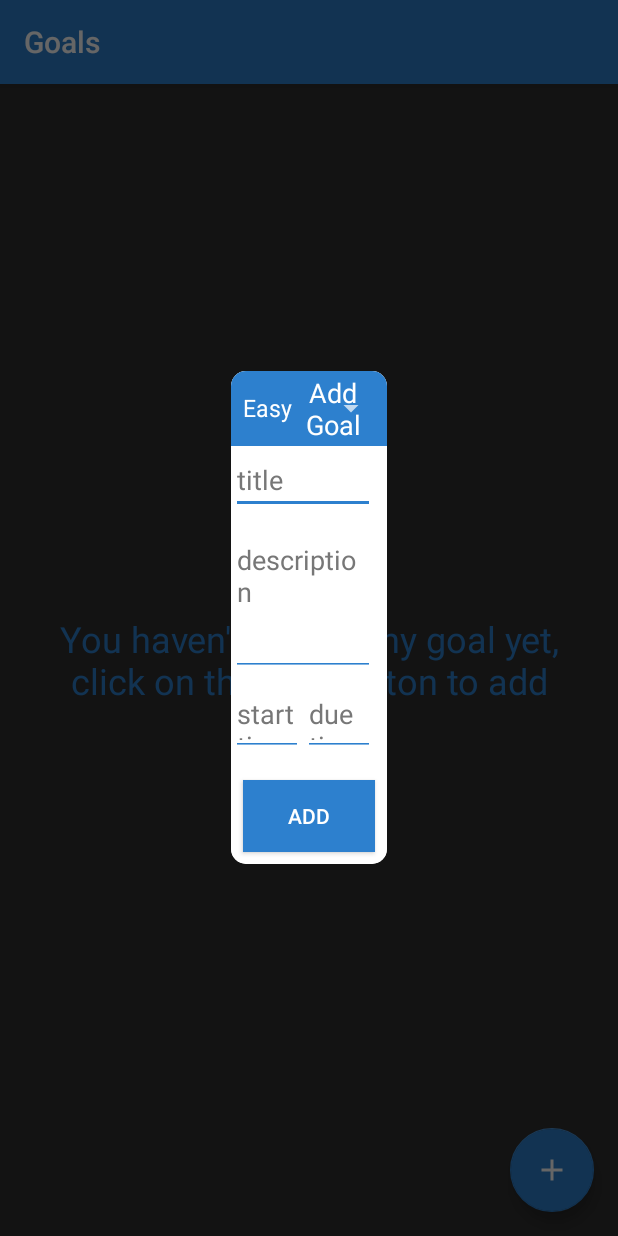
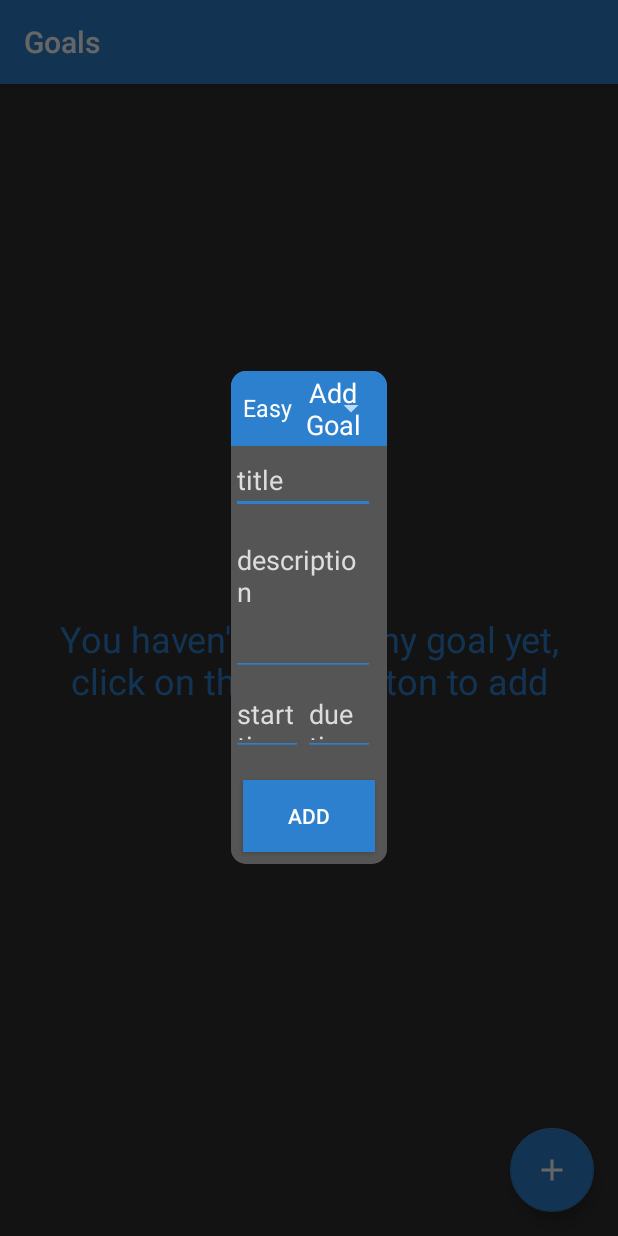
Before and after one commit to JasperEssien2/GoalSetter, an Android app: the fragment AddGoalDialogFragment placed in its activity, on a phone screen of 412 x 824 dp. Run offline under Robolectric (Android 15) with nearby library versions, the phone set to English and light mode, and no system bars; our stand-ins replace CircleImageView, data binding.

Commit message:
commit 07:34 pm, 22/03/19 Changed the dialog fragment that adds goal to a dark view

```diff
--- a/app/src/main/res/drawable/curve_background.xml
+++ b/app/src/main/res/drawable/curve_background.xml
@@ -3,6 +3,6 @@
     android:shape="rectangle">
 
     <corners android:radius="10dp" />
-    <solid android:color="#ffffff" />
+    <solid android:color="#444444" />
 
 </shape>
--- a/app/src/main/res/layout/item_add_goal.xml
+++ b/app/src/main/res/layout/item_add_goal.xml
@@ -6,7 +6,7 @@
         android:layout_width="match_parent"
         android:layout_height="wrap_content"
         android:clipToPadding="false"
-        app:cardBackgroundColor="#ffffff"
+        app:cardBackgroundColor="#555555"
         app:contentPadding="0dp">
 
         <LinearLayout
@@ -46,8 +46,8 @@
                 android:layout_marginEnd="8dp"
                 android:layout_marginBottom="8dp"
                 android:hint="title"
-                android:textColor="#777777"
-                android:textColorHint="#777777"
+                android:textColor="#ffffff"
+                android:textColorHint="#dddddd"
                 app:backgroundTint="@color/colorPrimary" />
 
             <androidx.appcompat.widget.AppCompatEditText
@@ -59,8 +59,8 @@
                 android:gravity="top"
                 android:hint="description"
                 android:minHeight="100dp"
-                android:textColor="#777777"
-                android:textColorHint="#777777"
+                android:textColor="#ffffff"
+                android:textColorHint="#dddddd"
                 app:backgroundTint="@color/colorPrimary" />
 
 
@@ -78,8 +78,8 @@
                     android:layout_weight="1"
                     android:gravity="top"
                     android:hint="start time"
-                    android:textColor="#777777"
-                    android:textColorHint="#777777"
+                    android:textColor="#ffffff"
+                    android:textColorHint="#dddddd"
                     app:backgroundTint="@color/colorPrimary" />
 
                 <androidx.appcompat.widget.AppCompatEditText
@@ -89,8 +89,8 @@
                     android:layout_weight="1"
                     android:gravity="top"
                     android:hint="due time"
-                    android:textColor="#777777"
-                    android:textColorHint="#777777"
+                    android:textColor="#ffffff"
+                    android:textColorHint="#dddddd"
                     app:backgroundTint="@color/colorPrimary" />
 
 
```
